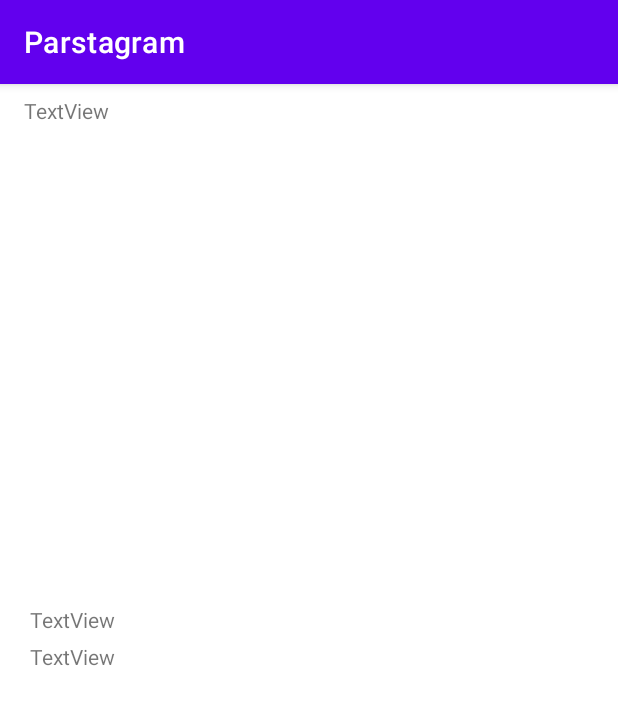
After one commit to aarondls/week3-parstagram, an Android app: the PostDetailsActivity screen opened directly, with no data from a screen before it, on a phone screen of 412 x 824 dp. The commit adds this screen. Shown: the top 705 px of the screen. Run offline under Robolectric (Android 15) with nearby library versions, the phone set to English and light mode, and no system bars; libraries missing offline, so code that uses them is left out: com.parse, org.parceler; pictures from the network do not load; 4 statements that could not run were skipped.

Commit message:
Implemented post detail view

```diff
--- a/app/build.gradle
+++ b/app/build.gradle
@@ -43,4 +43,6 @@ dependencies {
     // Glide v4 uses this new annotation processor -- see https://bumptech.github.io/glide/doc/generatedapi.html
     annotationProcessor 'com.github.bumptech.glide:compiler:4.12.0'
     implementation 'androidx.swiperefreshlayout:swiperefreshlayout:1.1.0'
+    implementation 'org.parceler:parceler-api:1.1.12'
+    annotationProcessor 'org.parceler:parceler:1.1.12'
 }
--- a/app/src/main/AndroidManifest.xml
+++ b/app/src/main/AndroidManifest.xml
@@ -12,7 +12,6 @@
         <intent>
             <action android:name="android.media.action.IMAGE_CAPTURE" />
         </intent>
-
     </queries>
 
     <application
@@ -26,6 +25,10 @@
         android:supportsRtl="true"
         android:theme="@style/Theme.Parstagram"
         tools:targetApi="31">
+        <activity
+            android:name=".PostDetailsActivity"
+            android:exported="false" />
+
         <provider
             android:name="androidx.core.content.FileProvider"
             android:authorities="com.codepath.fileprovider"
@@ -35,6 +38,7 @@
                 android:name="android.support.FILE_PROVIDER_PATHS"
                 android:resource="@xml/fileprovider" />
         </provider>
+
         <activity
             android:name=".CreatePostActivity"
             android:exported="false" />
--- /dev/null
+++ b/app/src/main/java/com/example/parstagram/PostDetailsActivity.java
@@ -0,0 +1,103 @@
+package com.example.parstagram;
+
+import androidx.appcompat.app.AppCompatActivity;
+
+import android.os.Bundle;
+import android.util.Log;
+import android.widget.ImageView;
+import android.widget.TextView;
+import android.widget.Toast;
+
+import com.bumptech.glide.Glide;
+import com.parse.ParseFile;
+import com.parse.ParseObject;
+import com.parse.ParseQuery;
+
+import org.parceler.Parcels;
+
+import java.util.Date;
+
+public class PostDetailsActivity extends AppCompatActivity {
+    public static final String TAG = "PostDetailsActivity";
+    private String post_object_id;
+
+    private TextView detailed_username_text_view;
+    private ImageView detailed_post_image_image_view;
+    private TextView detailed_description_text_view;
+    private TextView timestamp_text_view;
+
+    @Override
+    protected void onCreate(Bundle savedInstanceState) {
+        super.onCreate(savedInstanceState);
+        setContentView(R.layout.activity_post_details);
+
+        detailed_username_text_view = findViewById(R.id.detailed_username_text_view);
+        detailed_post_image_image_view = findViewById(R.id.detailed_post_image_image_view);
+        detailed_description_text_view = findViewById(R.id.detailed_description_text_view);
+        timestamp_text_view = findViewById(R.id.timestamp_text_view);
+
+        // get passed post
+        post_object_id = (String) Parcels.unwrap(getIntent().getParcelableExtra(Post.class.getSimpleName()));
+
+        // set all relevant information
+        readObject();
+    }
+
+    // sets all relevant information using the post object id
+    private void readObject() {
+        ParseQuery<ParseObject> query = ParseQuery.getQuery("Post");
+        query.include(Post.KEY_USER);
+
+        query.getInBackground(post_object_id, (object, e) -> {
+            if (e == null) {
+                // get necessary information
+                Post post = (Post) object;
+                detailed_username_text_view.setText(post.getUser().getUsername());
+                detailed_description_text_view.setText(post.getDescription());
+                ParseFile image = post.getImage();
+                if (image != null) {
+                    Glide.with(this).load(image.getUrl()).into(detailed_post_image_image_view);
+                }
+                timestamp_text_view.setText(calculateTimeAgo(post.getCreatedAt()));
+            } else {
+                Log.e(TAG, "Unable to read object", e);
+            }
+        });
+    }
+
+    private static String calculateTimeAgo(Date createdAt) {
+
+        final int SECOND_MILLIS = 1000;
+        final int MINUTE_MILLIS = 60 * SECOND_MILLIS;
+        final int HOUR_MILLIS = 60 * MINUTE_MILLIS;
+        final int DAY_MILLIS = 24 * HOUR_MILLIS;
+
+        try {
+            createdAt.getTime();
+            long time = createdAt.getTime();
+            long now = System.currentTimeMillis();
+
+            final long diff = now - time;
+            if (diff < MINUTE_MILLIS) {
+                return "just now";
+            } else if (diff < 2 * MINUTE_MILLIS) {
+                return "a minute ago";
+            } else if (diff < 50 * MINUTE_MILLIS) {
+                return diff / MINUTE_MILLIS + "m go";
+            } else if (diff < 90 * MINUTE_MILLIS) {
+                return "an hour ago";
+            } else if (diff < 24 * HOUR_MILLIS) {
+                return diff / HOUR_MILLIS + "h go";
+            } else if (diff < 48 * HOUR_MILLIS) {
+                return "yesterday";
+            } else {
+                return diff / DAY_MILLIS + "d ago";
+            }
+        } catch (Exception e) {
+            Log.i("Error:", "getRelativeTimeAgo failed", e);
+            e.printStackTrace();
+        }
+
+        return "";
+    }
+}
--- /dev/null
+++ b/app/src/main/res/layout/activity_post_details.xml
@@ -0,0 +1,57 @@
+<?xml version="1.0" encoding="utf-8"?>
+<RelativeLayout
+    xmlns:android="http://schemas.android.com/apk/res/android"
+    xmlns:app="http://schemas.android.com/apk/res-auto"
+    xmlns:tools="http://schemas.android.com/tools"
+    android:layout_width="match_parent"
+    android:layout_height="match_parent"
+    tools:context=".PostDetailsActivity">
+
+    <TextView
+        android:id="@+id/detailed_username_text_view"
+        android:layout_width="wrap_content"
+        android:layout_height="wrap_content"
+        android:layout_alignParentStart="true"
+        android:layout_alignParentTop="true"
+        android:layout_marginStart="16dp"
+        android:layout_marginTop="8dp"
+        android:text="TextView"
+        app:layout_constraintStart_toStartOf="parent"
+        app:layout_constraintTop_toTopOf="parent" />
+
+    <ImageView
+        android:id="@+id/detailed_post_image_image_view"
+        android:layout_width="match_parent"
+        android:layout_height="300dp"
+        android:layout_below="@+id/detailed_username_text_view"
+        android:layout_alignParentStart="true"
+        android:layout_alignParentEnd="true"
+        android:layout_marginStart="10dp"
+        android:layout_marginTop="10dp"
+        android:layout_marginEnd="10dp"
+        android:scaleType="centerCrop"
+        tools:srcCompat="@tools:sample/avatars" />
+
+    <TextView
+        android:id="@+id/detailed_description_text_view"
+        android:layout_width="wrap_content"
+        android:layout_height="wrap_content"
+        android:layout_below="@+id/detailed_post_image_image_view"
+        android:layout_alignParentStart="true"
+        android:layout_alignParentEnd="true"
+        android:layout_marginStart="20dp"
+        android:layout_marginTop="10dp"
+        android:layout_marginEnd="20dp"
+        android:text="TextView" />
+
+    <TextView
+        android:id="@+id/timestamp_text_view"
+        android:layout_width="wrap_content"
+        android:layout_height="wrap_content"
+        android:layout_below="@+id/detailed_description_text_view"
+        android:layout_alignParentStart="true"
+        android:layout_marginStart="20dp"
+        android:layout_marginTop="5dp"
+        android:text="TextView" />
+
+</RelativeLayout>
```
Also changed, not shown: app/src/main/java/com/example/parstagram/PostsAdapter.java (+24 -1 lines).
